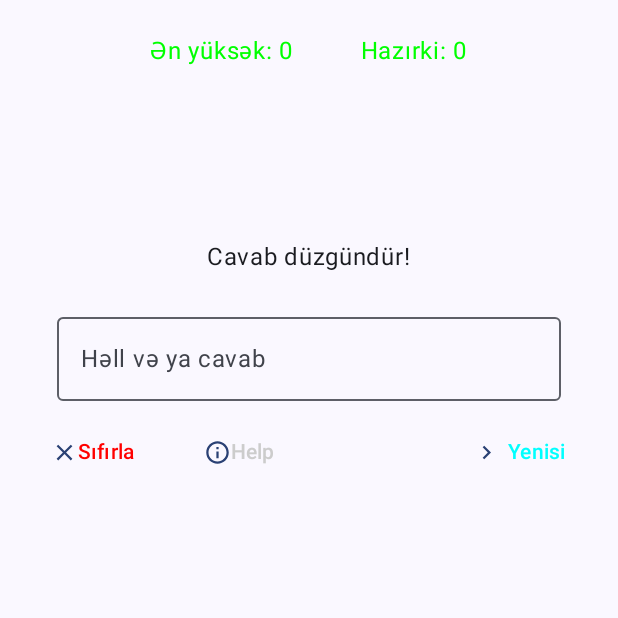
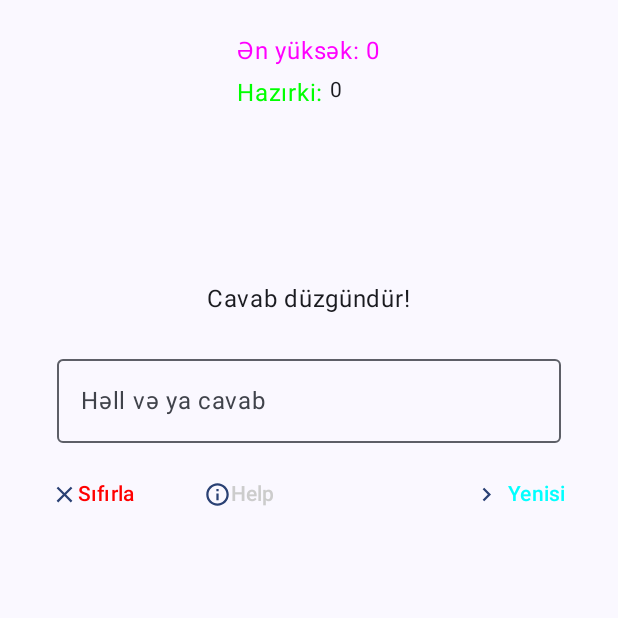
Before and after one commit to T0F1Q2007/RepEat, an Android app built with Jetpack Compose: the screen it shows after launch (MainActivity), on a phone screen of 412 x 824 dp, the top half of it. Run offline under Robolectric (Android 15) with nearby library versions, the phone set to English and light mode, and no system bars.

Commit message:
Add files via upload

```diff
--- a/app/src/main/java/az/nonzero/repeat/MainActivity.kt
+++ b/app/src/main/java/az/nonzero/repeat/MainActivity.kt
@@ -1,9 +1,16 @@
+@file:OptIn(ExperimentalAnimationApi::class)
+
 package az.nonzero.repeat
 
 import android.os.Bundle
 import androidx.activity.ComponentActivity
 import androidx.activity.compose.setContent
 import androidx.annotation.StringRes
+import androidx.compose.animation.AnimatedContent
+import androidx.compose.animation.ExperimentalAnimationApi
+import androidx.compose.animation.slideInVertically
+import androidx.compose.animation.slideOutVertically
+import androidx.compose.animation.with
 import androidx.compose.foundation.BorderStroke
 import androidx.compose.foundation.layout.Arrangement
 import androidx.compose.foundation.layout.Column
@@ -43,6 +50,7 @@ import androidx.compose.material3.Surface
 import androidx.compose.material3.Text
 import androidx.compose.material3.TextButton
 import androidx.compose.runtime.Composable
+import androidx.compose.runtime.SideEffect
 import androidx.compose.runtime.collectAsState
 import androidx.compose.runtime.getValue
 import androidx.compose.runtime.mutableStateOf
@@ -58,9 +66,11 @@ import androidx.compose.ui.platform.LocalContext
 import androidx.compose.ui.platform.LocalFocusManager
 import androidx.compose.ui.platform.LocalSoftwareKeyboardController
 import androidx.compose.ui.res.stringResource
+import androidx.compose.ui.text.TextStyle
 import androidx.compose.ui.text.input.ImeAction
 import androidx.compose.ui.text.input.KeyboardType
 import androidx.compose.ui.tooling.preview.Preview
+import androidx.compose.ui.unit.Dp
 import androidx.compose.ui.unit.dp
 import androidx.compose.ui.unit.sp
 import az.nonzero.repeat.datastore.StoredData
@@ -130,15 +140,32 @@ fun Program() {
                 )
             }
         }
-        Text(
-            text = "Ən yüksək: ${high_score.value}"+"          "+"Hazırki: $points",
+        Column(
             modifier = Modifier
                 .fillMaxWidth()
-                .wrapContentSize(Alignment.Center),
+                .wrapContentSize(Alignment.Center)
+        )
+        {
+            Text(
+                text = "Ən yüksək: ${high_score.value}",
+                color = Color.Magenta
+            )
+            Spacer(modifier = Modifier.size(4.dp))
+            Row {
+                Text(
+                    text = "Hazırki: ", //$points
                     color = Color.Green
                 )
+                AnimatedCounter(
+                    count = points,
+                    fontSize = 25.dp,
+                    color = Color.Green
+                    //style = MaterialTheme.typography.headlineSmall
+                )
+            }
+        }
         Spacer(modifier = Modifier.height(5.dp))
-        Question_maker(last_question.value, modifier = Modifier.wrapContentSize(Alignment.Center))
+        Question_maker(last_question.value, modifier = Modifier)
         if(correction) {
             Text(
                 text = "Cavab düzgündür!",
@@ -309,6 +336,47 @@ fun Question_maker(number: Any,modifier: Modifier) {
     Spacer(modifier = modifier.size(10.dp))
 }
 
+@Composable
+fun AnimatedCounter(
+    count: Int,
+    modifier: Modifier = Modifier,
+    style: TextStyle = MaterialTheme.typography.bodyMedium,
+    fontSize: Dp,
+    color: Color
+) {
+    var oldCount by remember {
+        mutableStateOf(count)
+    }
+    SideEffect {
+        oldCount = count
+    }
+    Row(modifier = modifier) {
+        val countString = count.toString()
+        val oldCountString = oldCount.toString()
+        for(i in countString.indices) {
+            val oldChar = oldCountString.getOrNull(i)
+            val newChar = countString[i]
+            val char = if(oldChar == newChar) {
+                oldCountString[i]
+            } else {
+                countString[i]
+            }
+            AnimatedContent(
+                targetState = char,
+                transitionSpec = {
+                    slideInVertically { it } with slideOutVertically { -it }
+                }
+            ) { char ->
+                Text(
+                    text = char.toString(),
+                    style = style,
+                    softWrap = false
+                )
+            }
+        }
+    }
+}
+
 fun physics_question(num: Any): String{
     return when(num) {
         "1" -> "I hissə: \n v-v₀*t = ?"
```
Lines whose indentation alone changed are shown as unchanged.
